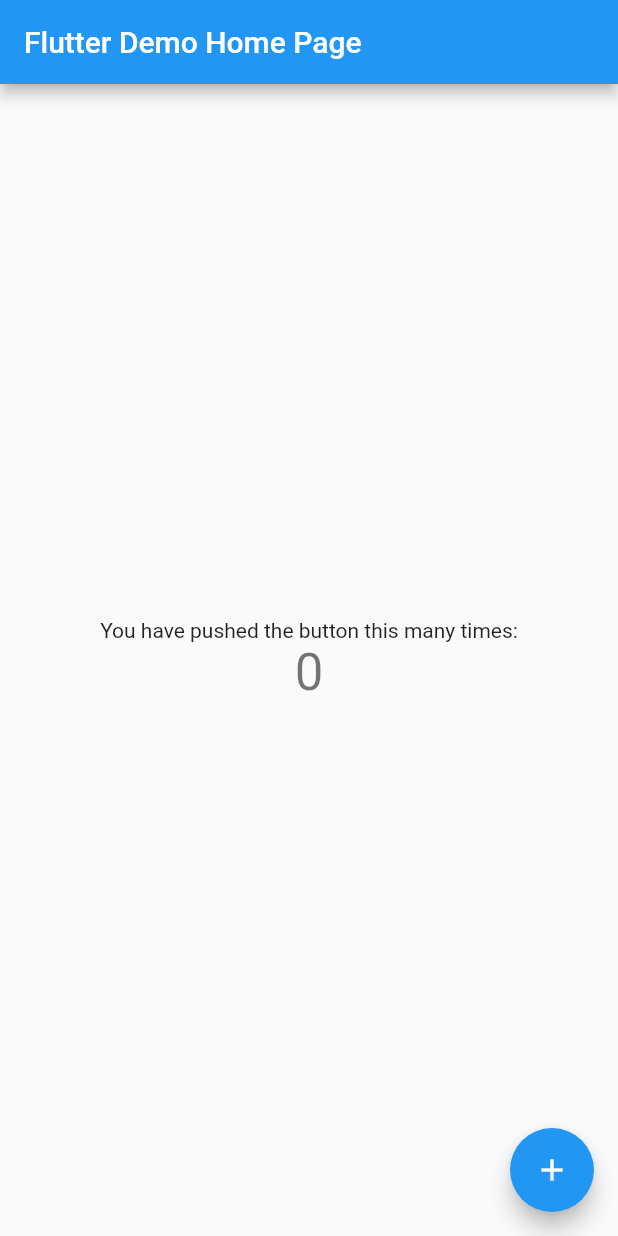
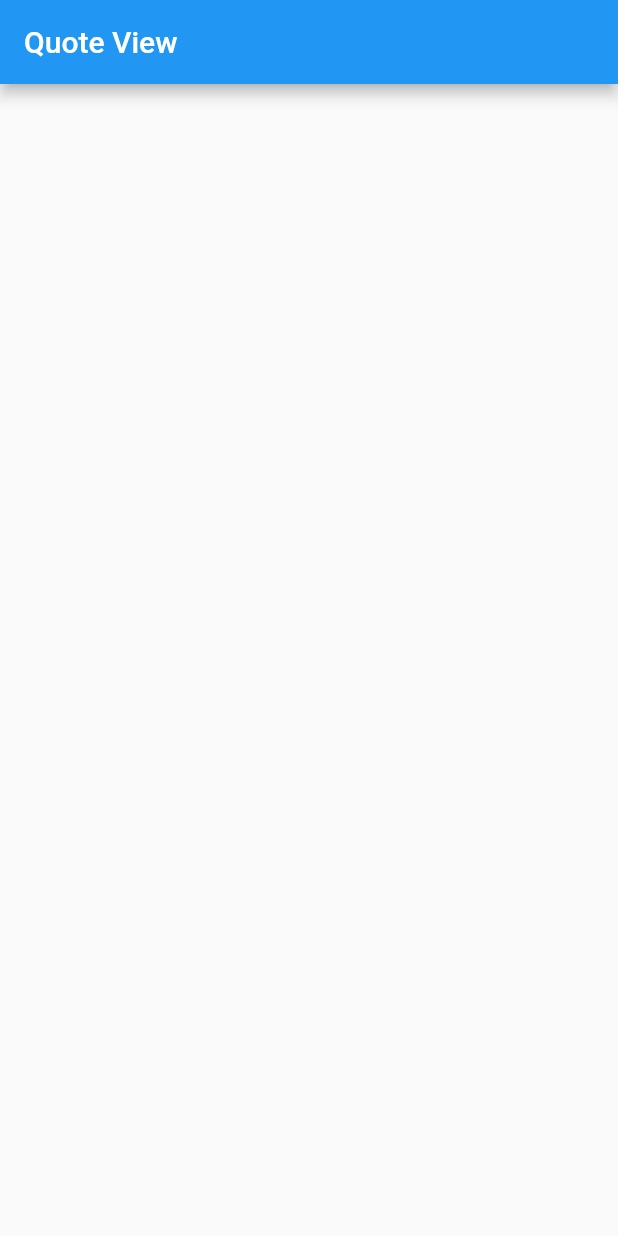
Before and after one commit to MuhammadTarek10/quotes-clean-architecture, a Flutter app: the screen it shows after launch, on a phone screen of 412 x 824 dp. Run offline on Flutter 3.47's test engine with Material 2 defaults, Android fonts, the phone set to English and light mode, and no system bars; our stand-ins replace equatable, flutter_bloc.

Commit message:
created project files

```diff
--- /dev/null
+++ b/lib/app.dart
@@ -0,0 +1,15 @@
+import 'package:flutter/material.dart';
+import 'package:quotes/features/random_quote/presentation/views/quote_view.dart';
+
+class QuotesApp extends StatelessWidget {
+  const QuotesApp({Key? key}) : super(key: key);
+
+  // This widget is the root of your application.
+  @override
+  Widget build(BuildContext context) {
+    return const MaterialApp(
+      debugShowCheckedModeBanner: false,
+      home: QuoteView(),
+    );
+  }
+}
--- /dev/null
+++ b/lib/features/random_quote/presentation/cubit/random_quote_cubit.dart
@@ -0,0 +1,8 @@
+import 'package:flutter_bloc/flutter_bloc.dart';
+import 'package:equatable/equatable.dart';
+
+part 'random_quote_state.dart';
+
+class RandomQuoteCubit extends Cubit<RandomQuoteState> {
+  RandomQuoteCubit() : super(RandomQuoteInitial());
+}
--- /dev/null
+++ b/lib/features/random_quote/presentation/views/quote_view.dart
@@ -0,0 +1,19 @@
+import 'package:flutter/material.dart';
+
+class QuoteView extends StatefulWidget {
+  const QuoteView({Key? key}) : super(key: key);
+
+  @override
+  State<QuoteView> createState() => _QuoteViewState();
+}
+
+class _QuoteViewState extends State<QuoteView> {
+  @override
+  Widget build(BuildContext context) {
+    return Scaffold(
+      appBar: AppBar(
+        title: const Text('Quote View'),
+      ),
+    );
+  }
+}
--- a/lib/main.dart
+++ b/lib/main.dart
@@ -1,115 +1,6 @@
 import 'package:flutter/material.dart';
+import 'package:quotes/app.dart';
 
 void main() {
-  runApp(const MyApp());
+  runApp(const QuotesApp());
 }
-
-class MyApp extends StatelessWidget {
-  const MyApp({Key? key}) : super(key: key);
-
-  // This widget is the root of your application.
-  @override
-  Widget build(BuildContext context) {
-    return MaterialApp(
-      title: 'Flutter Demo',
-      theme: ThemeData(
-        // This is the theme of your application.
-        //
-        // Try running your application with "flutter run". You'll see the
-        // application has a blue toolbar. Then, without quitting the app, try
-        // changing the primarySwatch below to Colors.green and then invoke
-        // "hot reload" (press "r" in the console where you ran "flutter run",
-        // or simply save your changes to "hot reload" in a Flutter IDE).
-        // Notice that the counter didn't reset back to zero; the application
-        // is not restarted.
-        primarySwatch: Colors.blue,
-      ),
-      home: const MyHomePage(title: 'Flutter Demo Home Page'),
-    );
-  }
-}
-
-class MyHomePage extends StatefulWidget {
-  const MyHomePage({Key? key, required this.title}) : super(key: key);
-
-  // This widget is the home page of your application. It is stateful, meaning
-  // that it has a State object (defined below) that contains fields that affect
-  // how it looks.
-
-  // This class is the configuration for the state. It holds the values (in this
-  // case the title) provided by the parent (in this case the App widget) and
-  // used by the build method of the State. Fields in a Widget subclass are
-  // always marked "final".
-
-  final String title;
-
-  @override
-  State<MyHomePage> createState() => _MyHomePageState();
-}
-
-class _MyHomePageState extends State<MyHomePage> {
-  int _counter = 0;
-
-  void _incrementCounter() {
-    setState(() {
-      // This call to setState tells the Flutter framework that something has
-      // changed in this State, which causes it to rerun the build method below
-      // so that the display can reflect the updated values. If we changed
-      // _counter without calling setState(), then the build method would not be
-      // called again, and so nothing would appear to happen.
-      _counter++;
-    });
-  }
-
-  @override
-  Widget build(BuildContext context) {
-    // This method is rerun every time setState is called, for instance as done
-    // by the _incrementCounter method above.
-    //
-    // The Flutter framework has been optimized to make rerunning build methods
-    // fast, so that you can just rebuild anything that needs updating rather
-    // than having to individually change instances of widgets.
-    return Scaffold(
-      appBar: AppBar(
-        // Here we take the value from the MyHomePage object that was created by
-        // the App.build method, and use it to set our appbar title.
-        title: Text(widget.title),
-      ),
-      body: Center(
-        // Center is a layout widget. It takes a single child and positions it
-        // in the middle of the parent.
-        child: Column(
-          // Column is also a layout widget. It takes a list of children and
-          // arranges them vertically. By default, it sizes itself to fit its
-          // children horizontally, and tries to be as tall as its parent.
-          //
-          // Invoke "debug painting" (press "p" in the console, choose the
-          // "Toggle Debug Paint" action from the Flutter Inspector in Android
-          // Studio, or the "Toggle Debug Paint" command in Visual Studio Code)
-          // to see the wireframe for each widget.
-          //
-          // Column has various properties to control how it sizes itself and
-          // how it positions its children. Here we use mainAxisAlignment to
-          // center the children vertically; the main axis here is the vertical
-          // axis because Columns are vertical (the cross axis would be
-          // horizontal).
-          mainAxisAlignment: MainAxisAlignment.center,
-          children: <Widget>[
-            const Text(
-              'You have pushed the button this many times:',
-            ),
-            Text(
-              '$_counter',
-              style: Theme.of(context).textTheme.headline4,
-            ),
-          ],
-        ),
-      ),
-      floatingActionButton: FloatingActionButton(
-        onPressed: _incrementCounter,
-        tooltip: 'Increment',
-        child: const Icon(Icons.add),
-      ), // This trailing comma makes auto-formatting nicer for build methods.
-    );
-  }
-}
```
Also changed, not shown: lib/features/random_quote/presentation/cubit/random_quote_state.dart (added, +10 -0 lines), pubspec.yaml (+5 -55 lines), pubspec.lock, 4 other files.
